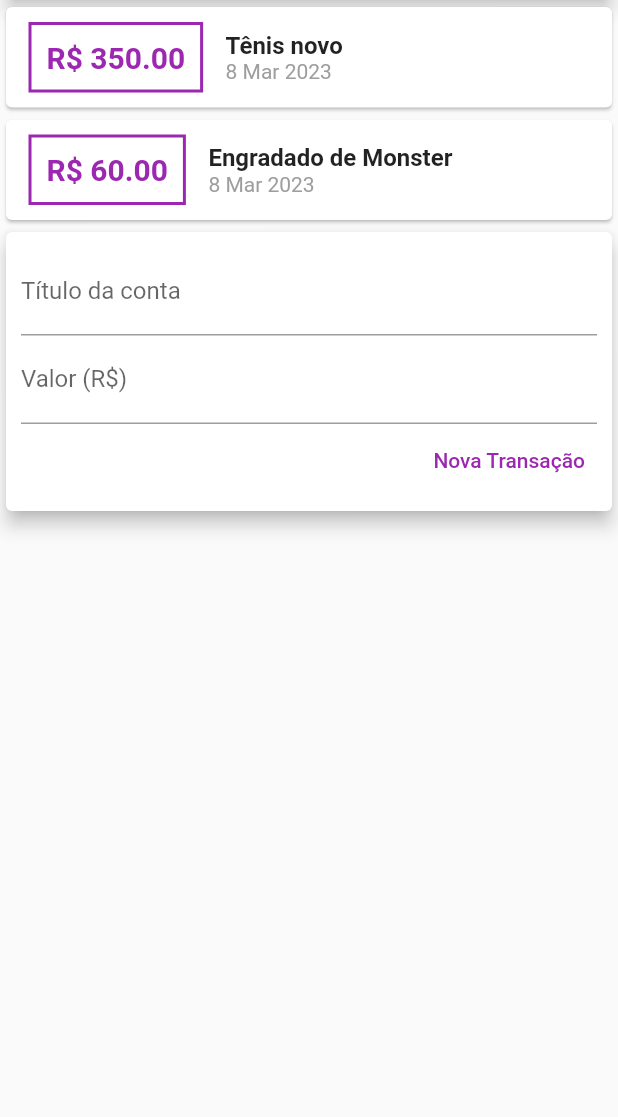
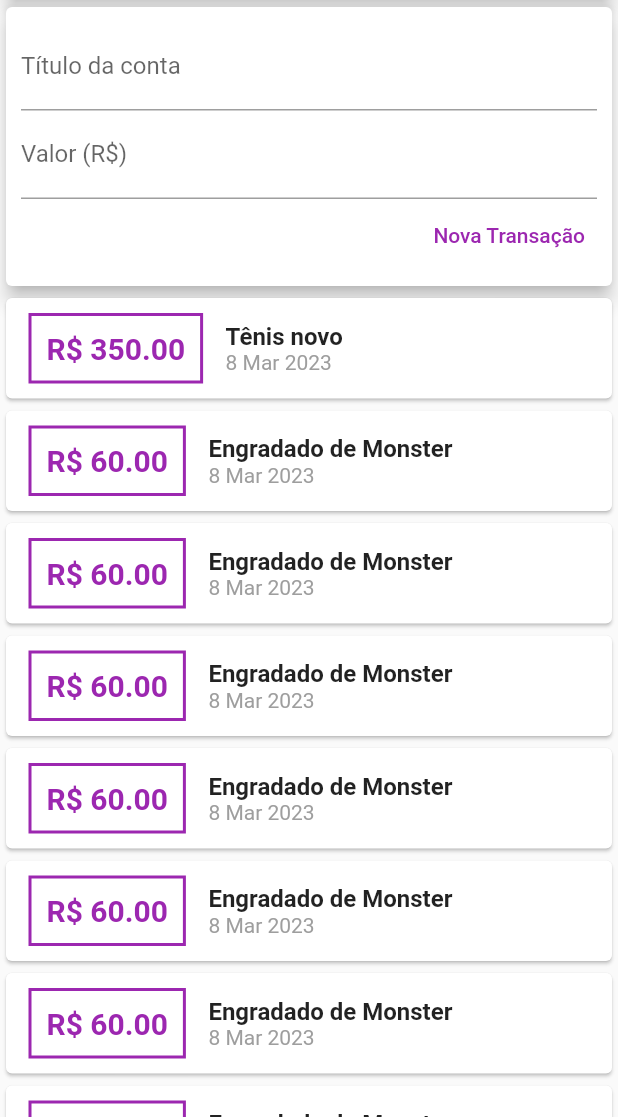
Before and after one commit to Offerreiraa/selfFinancialApp, a Flutter app: the screen it shows after launch, on a phone screen of 412 x 824 dp, the part 119-1236 px from its top. Run offline on Flutter 3.47's test engine with Material 2 defaults, Android fonts, the phone set to English and light mode, and no system bars.

Commit message:
Adding the SigleChildScrollView to the bills list

```diff
--- a/lib/components/transaction_user.dart
+++ b/lib/components/transaction_user.dart
@@ -26,6 +26,48 @@ class _TransactionState extends State<TransactionUser> {
       value: 60.00,
       date: DateTime.now(),
     ),
+    Transaction(
+      id: "t3",
+      title: "Engradado de Monster",
+      value: 60.00,
+      date: DateTime.now(),
+    ),
+    Transaction(
+      id: "t4",
+      title: "Engradado de Monster",
+      value: 60.00,
+      date: DateTime.now(),
+    ),
+    Transaction(
+      id: "t5",
+      title: "Engradado de Monster",
+      value: 60.00,
+      date: DateTime.now(),
+    ),
+    Transaction(
+      id: "t6",
+      title: "Engradado de Monster",
+      value: 60.00,
+      date: DateTime.now(),
+    ),
+    Transaction(
+      id: "t7",
+      title: "Engradado de Monster",
+      value: 60.00,
+      date: DateTime.now(),
+    ),
+    Transaction(
+      id: "t8",
+      title: "Engradado de Monster",
+      value: 60.00,
+      date: DateTime.now(),
+    ),
+    Transaction(
+      id: "t9",
+      title: "Engradado de Monster",
+      value: 60.00,
+      date: DateTime.now(),
+    ),
   ];
 
   _addTransaction(String title, double value) {
@@ -45,8 +87,8 @@ class _TransactionState extends State<TransactionUser> {
   Widget build(BuildContext context) {
     return Column(
       children: [
+        TransactionForm(_addTransaction),
         TransactionList(transaction: _transaction),
-        TransactionForm(_addTransaction),
       ],
     );
   }
--- a/lib/main.dart
+++ b/lib/main.dart
@@ -17,14 +17,14 @@ class ExpensesApp extends StatelessWidget {
 class MyHomePage extends StatelessWidget {
   const MyHomePage({super.key});
 
-
   @override
   Widget build(BuildContext context) {
     return Scaffold(
       appBar: AppBar(
         title: const Text("Expenses App"),
       ),
-      body: Column(
+      body: SingleChildScrollView(
+        child: Column(
           crossAxisAlignment: CrossAxisAlignment.stretch, //Flexbox eixo x
           children: const [
             SizedBox(
@@ -39,6 +39,7 @@ class MyHomePage extends StatelessWidget {
             TransactionUser(),
           ],
         ),
+      ),
     );
   }
 }
```
Lines whose indentation alone changed are shown as unchanged.
